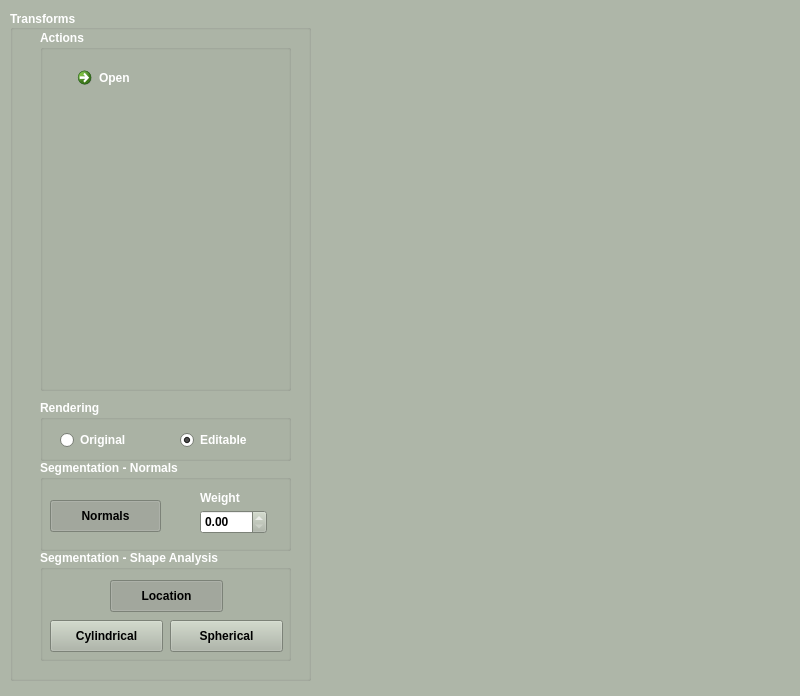
Above: forms/mainwindow.ui from pranjal23/osg2citygml before the change. Below: the same form after it.
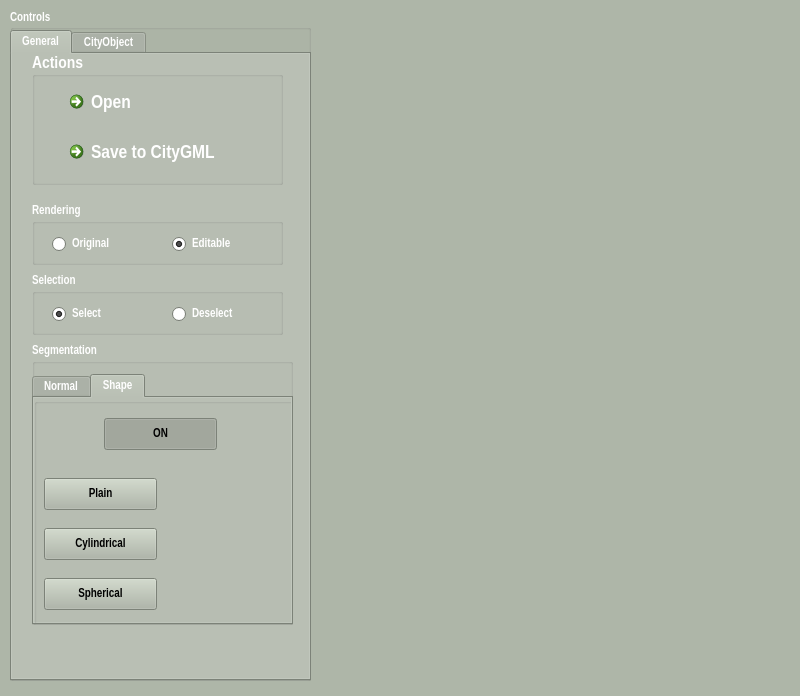
That is the form after the change. The open tabs and pages were chosen to show the change. Custom widgets are drawn as their Qt base class.

Commit message: [Changes] - Added a new class files for CityGMLWriter - Modified the form to accomodate the CityObject related action such as grouping and tagging

Diff of the .ui file:
```diff
--- a/forms/mainwindow.ui
+++ b/forms/mainwindow.ui
@@ -503,6 +503,7 @@
    </property>
    <property name="font">
     <font>
+     <family>Arial Narrow</family>
      <weight>75</weight>
      <bold>true</bold>
     </font>
@@ -511,7 +512,7 @@
     <bool>true</bool>
    </property>
    <property name="title">
-    <string>Transforms</string>
+    <string>Controls</string>
    </property>
    <property name="alignment">
     <set>Qt::AlignLeading|Qt::AlignLeft|Qt::AlignVCenter</set>
@@ -522,13 +523,249 @@
    <property name="checkable">
     <bool>false</bool>
    </property>
+   <widget class="QTabWidget" name="tabWidget">
+    <property name="geometry">
+     <rect>
+      <x>0</x>
+      <y>20</y>
+      <width>301</width>
+      <height>651</height>
+     </rect>
+    </property>
+    <property name="currentIndex">
+     <number>0</number>
+    </property>
+    <widget class="QWidget" name="tab">
+     <attribute name="title">
+      <string>General</string>
+     </attribute>
+     <widget class="QGroupBox" name="groupBox_2">
+      <property name="geometry">
+       <rect>
+        <x>20</x>
+        <y>150</y>
+        <width>251</width>
+        <height>61</height>
+       </rect>
+      </property>
+      <property name="font">
+       <font>
+        <family>Arial Narrow</family>
+        <weight>75</weight>
+        <bold>true</bold>
+       </font>
+      </property>
+      <property name="autoFillBackground">
+       <bool>false</bool>
+      </property>
+      <property name="title">
+       <string>Rendering</string>
+      </property>
+      <widget class="QRadioButton" name="flatShadingRb">
+       <property name="geometry">
+        <rect>
+         <x>20</x>
+         <y>30</y>
+         <width>100</width>
+         <height>20</height>
+        </rect>
+       </property>
+       <property name="text">
+        <string>Original</string>
+       </property>
+      </widget>
+      <widget class="QRadioButton" name="smoothShadingRb">
+       <property name="geometry">
+        <rect>
+         <x>140</x>
+         <y>30</y>
+         <width>91</width>
+         <height>20</height>
+        </rect>
+       </property>
+       <property name="text">
+        <string>Editable</string>
+       </property>
+       <property name="checked">
+        <bool>true</bool>
+       </property>
+      </widget>
+     </widget>
+     <widget class="QGroupBox" name="groupBox">
+      <property name="geometry">
+       <rect>
+        <x>20</x>
+        <y>0</y>
+        <width>251</width>
+        <height>131</height>
+       </rect>
+      </property>
+      <property name="font">
+       <font>
+        <family>Arial Narrow</family>
+        <pointsize>13</pointsize>
+        <weight>75</weight>
+        <bold>true</bold>
+       </font>
+      </property>
+      <property name="title">
+       <string>Actions</string>
+      </property>
+      <widget class="QCommandLinkButton" name="commandLinkButton">
+       <property name="geometry">
+        <rect>
+         <x>30</x>
+         <y>30</y>
+         <width>193</width>
+         <height>41</height>
+        </rect>
+       </property>
+       <property name="palette">
+        <palette>
+         <active>
+          <colorrole role="ButtonText">
+           <brush brushstyle="SolidPattern">
+            <color alpha="255">
+             <red>255</red>
+             <green>255</green>
+             <blue>255</blue>
+            </color>
+           </brush>
+          </colorrole>
+         </active>
+         <inactive>
+          <colorrole role="ButtonText">
+           <brush brushstyle="SolidPattern">
+            <color alpha="255">
+             <red>255</red>
+             <green>255</green>
+             <blue>255</blue>
+            </color>
+           </brush>
+          </colorrole>
+         </inactive>
+         <disabled>
+          <colorrole role="ButtonText">
+           <brush brushstyle="SolidPattern">
+            <color alpha="0">
+             <red>75</red>
+             <green>74</green>
+             <blue>77</blue>
+            </color>
+           </brush>
+          </colorrole>
+         </disabled>
+        </palette>
+       </property>
+       <property name="font">
+        <font>
+         <pointsize>14</pointsize>
+         <weight>75</weight>
+         <bold>true</bold>
+        </font>
+       </property>
+       <property name="text">
+        <string>Open</string>
+       </property>
+      </widget>
+      <widget class="QCommandLinkButton" name="commandLinkButton_2">
+       <property name="geometry">
+        <rect>
+         <x>30</x>
+         <y>80</y>
+         <width>193</width>
+         <height>41</height>
+        </rect>
+       </property>
+       <property name="palette">
+        <palette>
+         <active>
+          <colorrole role="ButtonText">
+           <brush brushstyle="SolidPattern">
+            <color alpha="255">
+             <red>255</red>
+             <green>255</green>
+             <blue>255</blue>
+            </color>
+           </brush>
+          </colorrole>
+         </active>
+         <inactive>
+          <colorrole role="ButtonText">
+           <brush brushstyle="SolidPattern">
+            <color alpha="255">
+             <red>255</red>
+             <green>255</green>
+             <blue>255</blue>
+            </color>
+           </brush>
+          </colorrole>
+         </inactive>
+         <disabled>
+          <colorrole role="ButtonText">
+           <brush brushstyle="SolidPattern">
+            <color alpha="0">
+             <red>75</red>
+             <green>74</green>
+             <blue>77</blue>
+            </color>
+           </brush>
+          </colorrole>
+         </disabled>
+        </palette>
+       </property>
+       <property name="font">
+        <font>
+         <pointsize>14</pointsize>
+        </font>
+       </property>
+       <property name="text">
+        <string>Save to CityGML</string>
+       </property>
+      </widget>
+     </widget>
+     <widget class="QGroupBox" name="groupBox_5">
+      <property name="geometry">
+       <rect>
+        <x>20</x>
+        <y>290</y>
+        <width>261</width>
+        <height>281</height>
+       </rect>
+      </property>
+      <property name="font">
+       <font>
+        <family>Arial Narrow</family>
+        <weight>75</weight>
+        <bold>true</bold>
+       </font>
+      </property>
+      <property name="title">
+       <string>Segmentation</string>
+      </property>
+      <widget class="QTabWidget" name="tabWidget_2">
+       <property name="geometry">
+        <rect>
+         <x>0</x>
+         <y>30</y>
+         <width>261</width>
+         <height>251</height>
+        </rect>
+       </property>
+       <property name="currentIndex">
+        <number>0</number>
+       </property>
+       <widget class="QWidget" name="tab_3">
+        <attribute name="title">
+         <string>Normal</string>
+        </attribute>
    <widget class="QGroupBox" name="groupBox_3">
     <property name="geometry">
      <rect>
-      <x>30</x>
-      <y>450</y>
-      <width>251</width>
-      <height>91</height>
+           <x>0</x>
+           <y>0</y>
+           <width>261</width>
+           <height>231</height>
      </rect>
     </property>
     <property name="font">
@@ -541,7 +778,7 @@
      <bool>false</bool>
     </property>
     <property name="title">
-     <string>Segmentation - Normals</string>
+          <string/>
     </property>
     <widget class="QPushButton" name="multilightsBtn">
      <property name="enabled">
@@ -606,7 +843,7 @@
      <property name="geometry">
       <rect>
        <x>160</x>
-       <y>50</y>
+            <y>40</y>
        <width>67</width>
        <height>24</height>
       </rect>
@@ -616,7 +853,7 @@
      <property name="geometry">
       <rect>
        <x>160</x>
-       <y>30</y>
+            <y>20</y>
        <width>59</width>
        <height>16</height>
       </rect>
@@ -626,64 +863,18 @@
      </property>
     </widget>
    </widget>
-   <widget class="QGroupBox" name="groupBox_2">
-    <property name="geometry">
-     <rect>
-      <x>30</x>
-      <y>390</y>
-      <width>251</width>
-      <height>61</height>
-     </rect>
-    </property>
-    <property name="font">
-     <font>
-      <weight>75</weight>
-      <bold>true</bold>
-     </font>
-    </property>
-    <property name="autoFillBackground">
-     <bool>false</bool>
-    </property>
-    <property name="title">
-     <string>Rendering</string>
-    </property>
-    <widget class="QRadioButton" name="flatShadingRb">
-     <property name="geometry">
-      <rect>
-       <x>20</x>
-       <y>30</y>
-       <width>100</width>
-       <height>20</height>
-      </rect>
-     </property>
-     <property name="text">
-      <string>Original</string>
-     </property>
-    </widget>
-    <widget class="QRadioButton" name="smoothShadingRb">
-     <property name="geometry">
-      <rect>
-       <x>140</x>
-       <y>30</y>
-       <width>91</width>
-       <height>20</height>
-      </rect>
-     </property>
-     <property name="text">
-      <string>Editable</string>
-     </property>
-     <property name="checked">
-      <bool>true</bool>
-     </property>
-    </widget>
-   </widget>
+       </widget>
+       <widget class="QWidget" name="tab_4">
+        <attribute name="title">
+         <string>Shape</string>
+        </attribute>
    <widget class="QGroupBox" name="groupBox_4">
     <property name="geometry">
      <rect>
-      <x>30</x>
-      <y>540</y>
-      <width>251</width>
-      <height>111</height>
+           <x>0</x>
+           <y>0</y>
+           <width>261</width>
+           <height>231</height>
      </rect>
     </property>
     <property name="font">
@@ -696,69 +887,13 @@
      <bool>false</bool>
     </property>
     <property name="title">
-     <string>Segmentation - Shape Analysis</string>
-    </property>
-    <widget class="QPushButton" name="boundBoxBtn">
-     <property name="geometry">
-      <rect>
-       <x>10</x>
-       <y>70</y>
-       <width>113</width>
-       <height>32</height>
-      </rect>
-     </property>
-     <property name="palette">
-      <palette>
-       <active>
-        <colorrole role="ButtonText">
-         <brush brushstyle="SolidPattern">
-          <color alpha="255">
-           <red>0</red>
-           <green>0</green>
-           <blue>0</blue>
-          </color>
-         </brush>
-        </colorrole>
-       </active>
-       <inactive>
-        <colorrole role="ButtonText">
-         <brush brushstyle="SolidPattern">
-          <color alpha="255">
-           <red>0</red>
-           <green>0</green>
-           <blue>0</blue>
-          </color>
-         </brush>
-        </colorrole>
-       </inactive>
-       <disabled>
-        <colorrole role="ButtonText">
-         <brush brushstyle="SolidPattern">
-          <color alpha="0">
-           <red>75</red>
-           <green>74</green>
-           <blue>77</blue>
-          </color>
-         </brush>
-        </colorrole>
-       </disabled>
-      </palette>
-     </property>
-     <property name="text">
-      <string>Cylindrical</string>
-     </property>
-     <property name="checkable">
-      <bool>true</bool>
-     </property>
-     <property name="checked">
-      <bool>false</bool>
-     </property>
-    </widget>
+          <string/>
+         </property>
     <widget class="QPushButton" name="groundBtn">
      <property name="geometry">
       <rect>
-       <x>130</x>
-       <y>70</y>
+            <x>10</x>
+            <y>180</y>
        <width>113</width>
        <height>32</height>
       </rect>
@@ -814,7 +949,7 @@
      <property name="geometry">
       <rect>
        <x>70</x>
-       <y>30</y>
+            <y>20</y>
        <width>113</width>
        <height>32</height>
       </rect>
@@ -857,7 +992,7 @@
       </palette>
      </property>
      <property name="text">
-      <string>Location</string>
+           <string>ON</string>
      </property>
      <property name="checkable">
       <bool>true</bool>
@@ -869,80 +1004,182 @@
       <bool>true</bool>
      </property>
     </widget>
-   </widget>
-   <widget class="QGroupBox" name="groupBox">
+         <widget class="QPushButton" name="boundBoxBtn">
+          <property name="geometry">
+           <rect>
+            <x>10</x>
+            <y>130</y>
+            <width>113</width>
+            <height>32</height>
+           </rect>
+          </property>
+          <property name="palette">
+           <palette>
+            <active>
+             <colorrole role="ButtonText">
+              <brush brushstyle="SolidPattern">
+               <color alpha="255">
+                <red>0</red>
+                <green>0</green>
+                <blue>0</blue>
+               </color>
+              </brush>
+             </colorrole>
+            </active>
+            <inactive>
+             <colorrole role="ButtonText">
+              <brush brushstyle="SolidPattern">
+               <color alpha="255">
+                <red>0</red>
+                <green>0</green>
+                <blue>0</blue>
+               </color>
+              </brush>
+             </colorrole>
+            </inactive>
+            <disabled>
+             <colorrole role="ButtonText">
+              <brush brushstyle="SolidPattern">
+               <color alpha="0">
+                <red>75</red>
+                <green>74</green>
+                <blue>77</blue>
+               </color>
+              </brush>
+             </colorrole>
+            </disabled>
+           </palette>
+          </property>
+          <property name="text">
+           <string>Cylindrical</string>
+          </property>
+          <property name="checkable">
+           <bool>true</bool>
+          </property>
+          <property name="checked">
+           <bool>false</bool>
+          </property>
+         </widget>
+         <widget class="QPushButton" name="boundBoxBtn_2">
     <property name="geometry">
      <rect>
-      <x>30</x>
-      <y>20</y>
+            <x>10</x>
+            <y>80</y>
+            <width>113</width>
+            <height>32</height>
+           </rect>
+          </property>
+          <property name="palette">
+           <palette>
+            <active>
+             <colorrole role="ButtonText">
+              <brush brushstyle="SolidPattern">
+               <color alpha="255">
+                <red>0</red>
+                <green>0</green>
+                <blue>0</blue>
+               </color>
+              </brush>
+             </colorrole>
+            </active>
+            <inactive>
+             <colorrole role="ButtonText">
+              <brush brushstyle="SolidPattern">
+               <color alpha="255">
+                <red>0</red>
+                <green>0</green>
+                <blue>0</blue>
+               </color>
+              </brush>
+             </colorrole>
+            </inactive>
+            <disabled>
+             <colorrole role="ButtonText">
+              <brush brushstyle="SolidPattern">
+               <color alpha="0">
+                <red>75</red>
+                <green>74</green>
+                <blue>77</blue>
+               </color>
+              </brush>
+             </colorrole>
+            </disabled>
+           </palette>
+          </property>
+          <property name="text">
+           <string>Plain</string>
+          </property>
+          <property name="checkable">
+           <bool>true</bool>
+          </property>
+          <property name="checked">
+           <bool>false</bool>
+          </property>
+         </widget>
+        </widget>
+       </widget>
+      </widget>
+     </widget>
+     <widget class="QGroupBox" name="groupBox_6">
+      <property name="geometry">
+       <rect>
+        <x>20</x>
+        <y>220</y>
       <width>251</width>
-      <height>361</height>
+        <height>61</height>
      </rect>
     </property>
     <property name="font">
      <font>
+        <family>Arial Narrow</family>
       <weight>75</weight>
       <bold>true</bold>
      </font>
     </property>
+      <property name="autoFillBackground">
+       <bool>false</bool>
+      </property>
     <property name="title">
-     <string>Actions</string>
-    </property>
-    <widget class="QCommandLinkButton" name="commandLinkButton">
+       <string>Selection</string>
+      </property>
+      <widget class="QRadioButton" name="flatShadingRb_2">
      <property name="geometry">
       <rect>
-       <x>30</x>
+         <x>20</x>
        <y>30</y>
-       <width>193</width>
-       <height>41</height>
-      </rect>
-     </property>
-     <property name="palette">
-      <palette>
-       <active>
-        <colorrole role="ButtonText">
-         <brush brushstyle="SolidPattern">
-          <color alpha="255">
-           <red>255</red>
-           <green>255</green>
-           <blue>255</blue>
-          </color>
-         </brush>
-        </colorrole>
-       </active>
-       <inactive>
-        <colorrole role="ButtonText">
-         <brush brushstyle="SolidPattern">
-          <color alpha="255">
-           <red>255</red>
-           <green>255</green>
-           <blue>255</blue>
-          </color>
-         </brush>
-        </colorrole>
-       </inactive>
-       <disabled>
-        <colorrole role="ButtonText">
-         <brush brushstyle="SolidPattern">
-          <color alpha="0">
-           <red>75</red>
-           <green>74</green>
-           <blue>77</blue>
-          </color>
-         </brush>
-        </colorrole>
-       </disabled>
-      </palette>
-     </property>
-     <property name="font">
-      <font>
-       <weight>75</weight>
-       <bold>true</bold>
-      </font>
-     </property>
+         <width>100</width>
+         <height>20</height>
+        </rect>
+       </property>
+       <property name="text">
+        <string>Select</string>
+       </property>
+       <property name="checked">
+        <bool>true</bool>
+       </property>
+      </widget>
+      <widget class="QRadioButton" name="smoothShadingRb_2">
+       <property name="geometry">
+        <rect>
+         <x>140</x>
+         <y>30</y>
+         <width>91</width>
+         <height>20</height>
+        </rect>
+       </property>
      <property name="text">
-      <string>Open</string>
-     </property>
+        <string>Deselect</string>
+       </property>
+       <property name="checked">
+        <bool>false</bool>
+       </property>
+      </widget>
+     </widget>
+    </widget>
+    <widget class="QWidget" name="tab_2">
+     <attribute name="title">
+      <string>CityObject</string>
+     </attribute>
     </widget>
    </widget>
   </widget>
```
Lines whose indentation alone changed are shown as unchanged. The commit also changes 3 other files.
